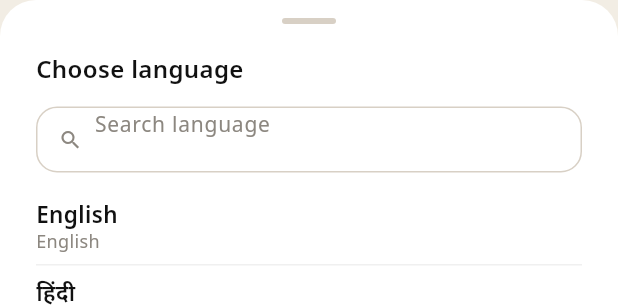
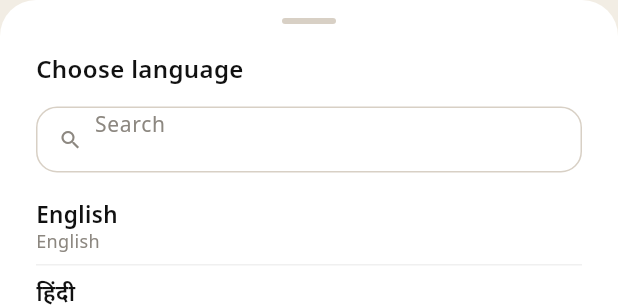
Before and after one commit to vaseey21/Vanix, a Flutter app: the _LanguageSheet widget shown alone on an empty page, opened directly with empty values, on a phone screen of 412 x 824 dp. Shown: the top 307 px of the screen. Run offline on Flutter 3.47's test engine with Material 3 defaults, Android fonts, the phone set to English and light mode, and no system bars; our stand-ins replace video_player.

Commit message:
auto: save changes

```diff
--- a/flutter_app/lib/widgets/language_sheet.dart
+++ b/flutter_app/lib/widgets/language_sheet.dart
@@ -66,7 +66,8 @@ class _LanguageSheetState extends State<_LanguageSheet> {
                   Expanded(
                     child: TextField(
                       style: TextStyle(fontSize: 14, color: textColor),
-                      decoration: InputDecoration(hintText: 'Search language', hintStyle: TextStyle(color: hintColor), border: InputBorder.none, enabledBorder: InputBorder.none, focusedBorder: InputBorder.none, filled: false, contentPadding: EdgeInsets.zero, isDense: true),
+                      textAlignVertical: TextAlignVertical.center,
+                      decoration: InputDecoration(hintText: 'Search', hintStyle: TextStyle(color: hintColor), border: InputBorder.none, enabledBorder: InputBorder.none, focusedBorder: InputBorder.none, filled: false, contentPadding: EdgeInsets.zero, isDense: true),
                       onChanged: (v) => setState(() => _query = v),
                     ),
                   ),
```
